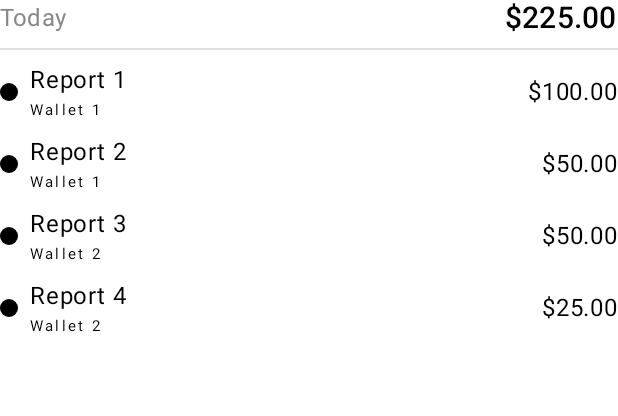
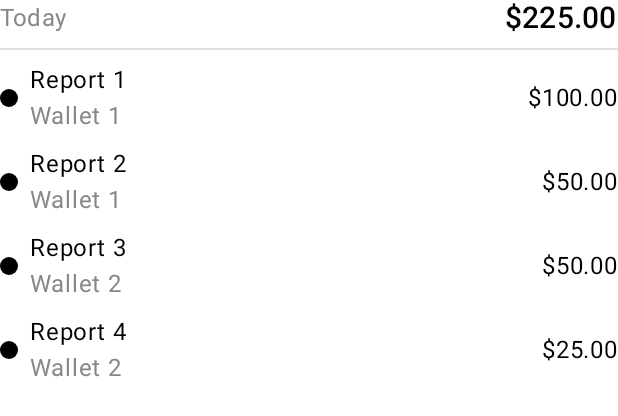
Before and after one commit to lexwilliam/Monelytics, an Android app built with Jetpack Compose: the @Preview function HistoryListPreview, on a phone screen of 412 x 824 dp. Shown: the top 416 px of the screen. Run offline under Robolectric (Android 15) with nearby library versions, the phone set to English and light mode, and no system bars.

Commit message:
change the font to open sans

```diff
--- a/app/src/main/java/com/lexwilliam/moneymanager/presentation/ui/component/ReportHistory.kt
+++ b/app/src/main/java/com/lexwilliam/moneymanager/presentation/ui/component/ReportHistory.kt
@@ -80,9 +80,6 @@ fun ReportRow(
         verticalAlignment = Alignment.CenterVertically
     ) {
         Row(
-            modifier = Modifier
-                .fillMaxWidth()
-                .weight(3f),
             horizontalArrangement = Arrangement.spacedBy(8.dp),
             verticalAlignment = Alignment.CenterVertically
         ) {
@@ -95,14 +92,13 @@ fun ReportRow(
             Column {
                 Text(text = report.name, style = MaterialTheme.typography.body1)
                 if(isWalletNameShow) {
-                    Text(text = report.walletName, style = MaterialTheme.typography.overline)
+                    Text(text = report.walletName, style = MaterialTheme.typography.body1, color = Color.Gray)
                 }
             }
         }
         Box(
             modifier = Modifier
-                .fillMaxWidth()
-                .weight(1f),
+                .fillMaxWidth(),
             contentAlignment = Alignment.CenterEnd
         ) {
             Text(text = convertDoubleToMoney(report.money), style = MaterialTheme.typography.body1)
--- a/app/src/main/java/com/lexwilliam/moneymanager/presentation/ui/theme/Type.kt
+++ b/app/src/main/java/com/lexwilliam/moneymanager/presentation/ui/theme/Type.kt
@@ -10,9 +10,9 @@ import com.lexwilliam.moneymanager.R
 
 
 val Ubuntu = FontFamily(
-    Font(R.font.ubuntu_light, FontWeight.Light),
-    Font(R.font.ubuntu_regular, FontWeight.Normal),
-    Font(R.font.ubuntu_medium, FontWeight.Medium)
+    Font(R.font.opensans_light, FontWeight.Light),
+    Font(R.font.opensans_regular, FontWeight.Normal),
+    Font(R.font.opensans_semibold, FontWeight.Medium)
 )
 // Set of Material typography styles to start with
 val Typography = Typography(
--- a/app/src/main/res/values/strings.xml
+++ b/app/src/main/res/values/strings.xml
@@ -1,5 +1,5 @@
 <resources>
-    <string name="app_name">MoneyManager</string>
+    <string name="app_name">Monelytics</string>
     <string name="error_check_internet_connection">Please check your internet connection !</string>
     <string name="error_oops_error_occurred">Oops ! An error occurred</string>
     <string name="sign_in_with_google">Sign in With Google</string>
```
Also changed, not shown: app/src/main/res/font/opensans_light.ttf (added), app/src/main/res/font/opensans_regular.ttf (added), app/src/main/res/font/opensans_semibold.ttf (added).
